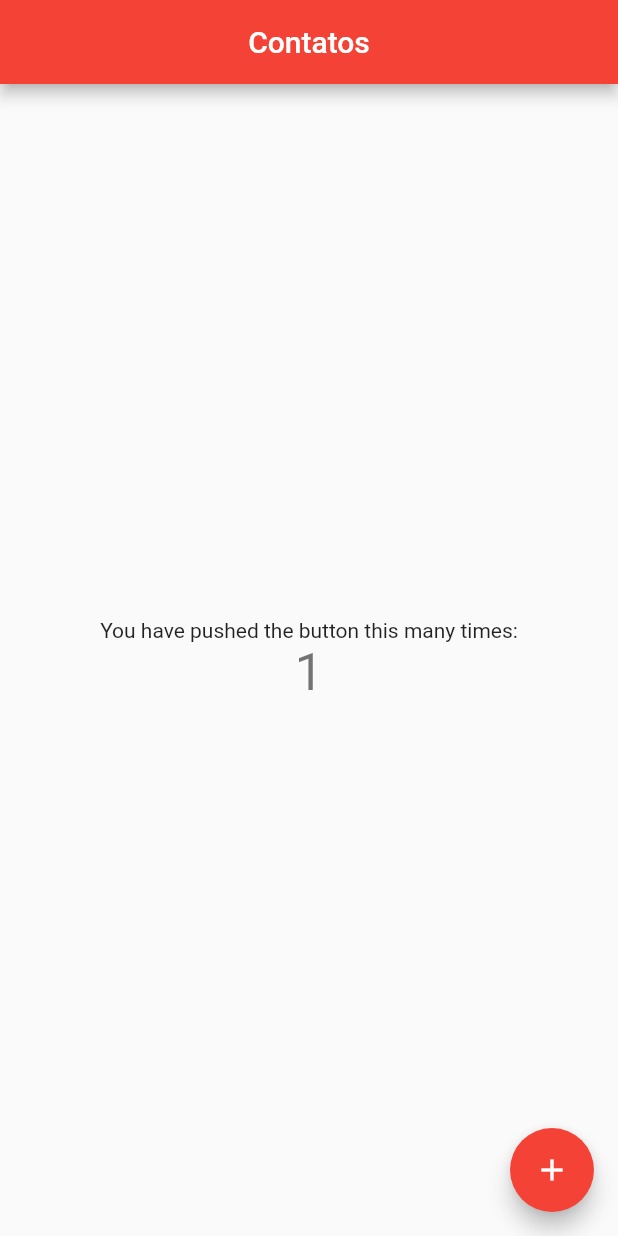
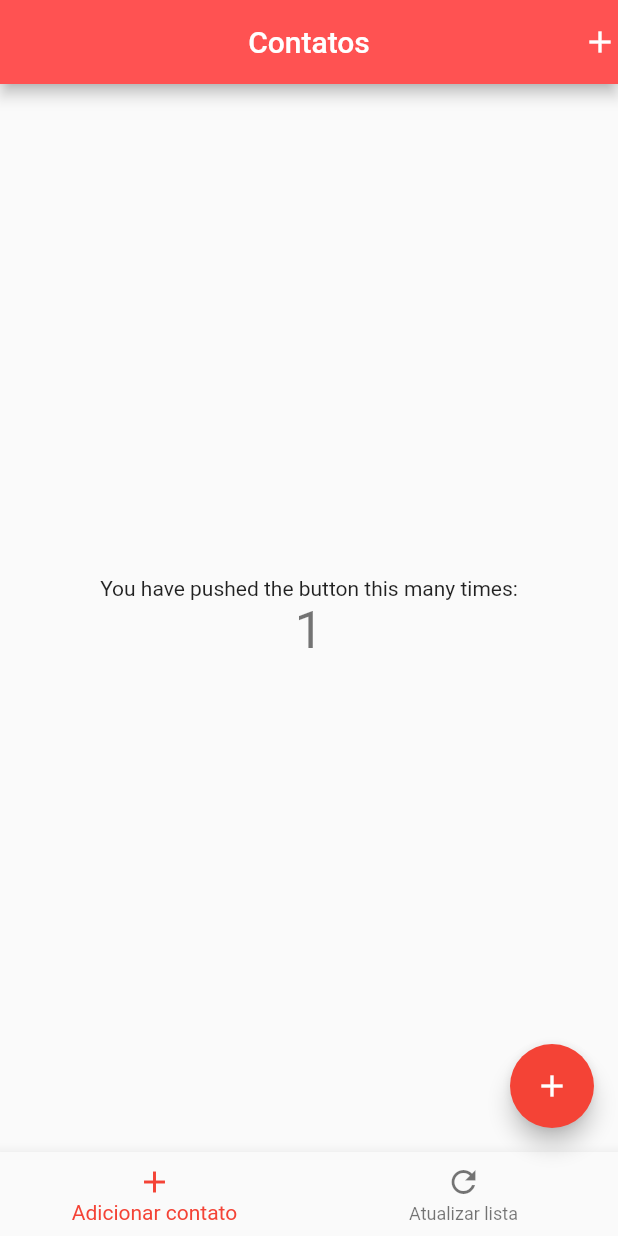
Before and after one commit to carlosalbertomf/flutter-app-contatos, a Flutter app: the screen it shows after launch, after a tap on the "add" icon, on a phone screen of 412 x 824 dp. Run offline on Flutter 3.47's test engine with Material 2 defaults, Android fonts, the phone set to English and light mode, and no system bars.

Commit message:
2° Commit

```diff
--- a/flutter_app_contatos_digcoin/lib/main.dart
+++ b/flutter_app_contatos_digcoin/lib/main.dart
@@ -8,6 +8,7 @@ class MyApp extends StatelessWidget {
   @override
   Widget build(BuildContext context) {
     return MaterialApp(
+      debugShowCheckedModeBanner: false,
       title: 'Contatos em Flutter',
       theme: ThemeData(
         primarySwatch: Colors.red,
@@ -32,6 +33,7 @@ class MyHomePage extends StatefulWidget {
 
 class _MyHomePageState extends State<MyHomePage> {
   int _counter = 0;
+  int _index = 0;
 
   void _incrementCounter() {
     setState(() {
@@ -43,9 +45,37 @@ class _MyHomePageState extends State<MyHomePage> {
   Widget build(BuildContext context) {
 
     return Scaffold(
+      bottomNavigationBar: BottomNavigationBar(
+        onTap: (int index){
+          setState(() {
+            _index = index;
+          });
+        },
+        currentIndex: _index,
+        items: [
+          BottomNavigationBarItem(
+              icon: Icon(Icons.add),
+              title: Text ('Adicionar contato'),
+              activeIcon: Icon(Icons.add, color: Colors.red)
+          ),
+
+          BottomNavigationBarItem(
+              icon: Icon(Icons.refresh),
+              title: Text ('Atualizar lista'),
+              activeIcon: Icon(Icons.refresh, color: Colors.red)
+          ),
+
+        ],
+      ),
+
+
       appBar: AppBar(
           centerTitle: true,
         title: Text(widget.title),
+        backgroundColor: Colors.redAccent,
+        actions: <Widget>[
+          Icon(Icons.add)
+        ],
       ),
       body: Center(
         child: Column(
--- a/flutter_app_contatos_digcoin/pubspec.yaml
+++ b/flutter_app_contatos_digcoin/pubspec.yaml
@@ -32,6 +32,8 @@ dependencies:
 dev_dependencies:
   flutter_test:
     sdk: flutter
+  http: ^0.12.0+4
+  flutter_mobx:
 
 # For information on the generic Dart part of this file, see the
 # following page: https://dart.dev/tools/pub/pubspec
```
Also changed, not shown: flutter_app_contatos_digcoin/pubspec.lock.
